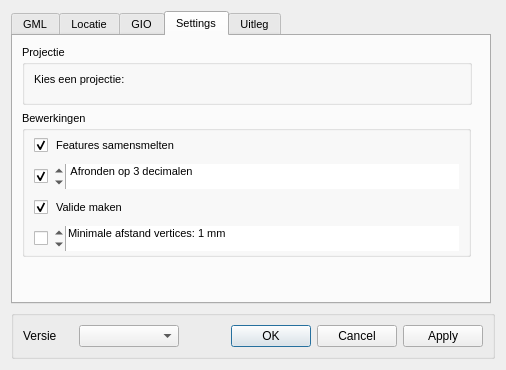
Geonovum/dso_gio_qgis_plugin, file dso_gml/dso_gml_dialog_base.ui: the form before one commit.
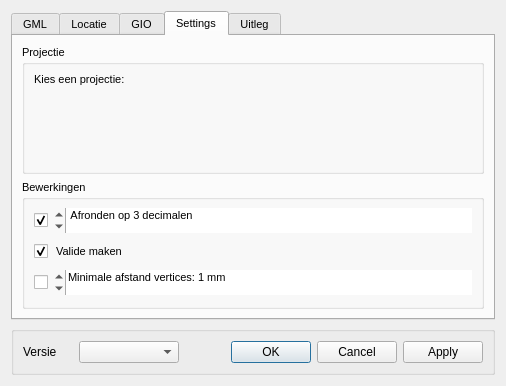
The form after the commit. The open tabs and pages were chosen to show the change. Custom widgets are drawn as their Qt base class.

Commit message: Versie 1.1.2 Correctie in naamgeving locaties bij enkele opties Invoerscherm layout aangepast

Patch:
```diff
--- a/dso_gml/dso_gml_dialog_base.ui
+++ b/dso_gml/dso_gml_dialog_base.ui
@@ -7,14 +7,14 @@
    <rect>
     <x>0</x>
     <y>0</y>
-    <width>504</width>
-    <height>337</height>
+    <width>498</width>
+    <height>351</height>
    </rect>
   </property>
   <property name="windowTitle">
    <string>DSO GML</string>
   </property>
-  <layout class="QFormLayout" name="formLayout_7">
+  <layout class="QGridLayout" name="gridLayout">
    <item row="0" column="0">
     <widget class="QTabWidget" name="tabWidget">
      <property name="font">
@@ -23,13 +23,13 @@
       </font>
      </property>
      <property name="currentIndex">
-      <number>0</number>
+      <number>3</number>
      </property>
      <widget class="QWidget" name="tabGML">
       <attribute name="title">
        <string>GML</string>
       </attribute>
-      <layout class="QFormLayout" name="formLayout_4">
+      <layout class="QGridLayout" name="gridLayout_3">
        <item row="0" column="0">
         <widget class="QGroupBox" name="Bestand">
          <property name="autoFillBackground">
@@ -263,7 +263,7 @@
       <attribute name="title">
        <string>Locatie</string>
       </attribute>
-      <layout class="QFormLayout" name="formLayout_3">
+      <layout class="QGridLayout" name="gridLayout_4">
        <item row="0" column="0">
         <widget class="QGroupBox" name="Locatie">
          <property name="title">
@@ -309,6 +309,25 @@
         </widget>
        </item>
        <item row="1" column="0">
+        <widget class="QCheckBox" name="dissolve">
+         <property name="enabled">
+          <bool>true</bool>
+         </property>
+         <property name="minimumSize">
+          <size>
+           <width>425</width>
+           <height>25</height>
+          </size>
+         </property>
+         <property name="text">
+          <string> Features samensmelten</string>
+         </property>
+         <property name="checked">
+          <bool>true</bool>
+         </property>
+        </widget>
+       </item>
+       <item row="2" column="0">
         <widget class="QGroupBox" name="Filter">
          <property name="title">
           <string>Filter</string>
@@ -369,7 +388,7 @@
          </layout>
         </widget>
        </item>
-       <item row="2" column="0">
+       <item row="3" column="0">
         <widget class="QGroupBox" name="Losse_GIOs">
          <property name="title">
           <string>losse GIO's</string>
@@ -415,7 +434,7 @@
       <attribute name="title">
        <string>GIO</string>
       </attribute>
-      <layout class="QFormLayout" name="formLayout_5">
+      <layout class="QGridLayout" name="gridLayout_5">
        <item row="0" column="0">
         <widget class="QGroupBox" name="VersieMetadata">
          <property name="title">
@@ -662,7 +681,7 @@
       <attribute name="title">
        <string>Settings</string>
       </attribute>
-      <layout class="QFormLayout" name="formLayout_6">
+      <layout class="QGridLayout" name="gridLayout_6">
        <item row="0" column="0">
         <widget class="QGroupBox" name="Projectie">
          <property name="sizePolicy">
@@ -750,7 +769,7 @@
          </property>
          <property name="minimumSize">
           <size>
-           <width>0</width>
+           <width>446</width>
            <height>0</height>
           </size>
          </property>
@@ -763,33 +782,29 @@
          <property name="title">
           <string>Bewerkingen</string>
          </property>
-         <layout class="QFormLayout" name="formLayout_8">
-          <property name="topMargin">
-           <number>3</number>
-          </property>
-          <property name="bottomMargin">
-           <number>3</number>
-          </property>
+         <layout class="QFormLayout" name="formLayout_5">
+          <item row="1" column="0">
+           <widget class="QCheckBox" name="valide">
+            <property name="minimumSize">
+             <size>
+              <width>0</width>
+              <height>25</height>
+             </size>
+            </property>
+            <property name="text">
+             <string> Valide maken</string>
+            </property>
+            <property name="checked">
+             <bool>true</bool>
+            </property>
+           </widget>
+          </item>
           <item row="0" column="0" colspan="2">
-           <widget class="QCheckBox" name="dissolve">
-            <property name="enabled">
-             <bool>true</bool>
+           <layout class="QFormLayout" name="formLayout_3">
+            <property name="sizeConstraint">
+             <enum>QLayout::SetMaximumSize</enum>
             </property>
-            <property name="minimumSize">
-             <size>
-              <width>425</width>
-              <height>25</height>
-             </size>
-            </property>
-            <property name="text">
-             <string> Features samensmelten</string>
-            </property>
-            <property name="checked">
-             <bool>true</bool>
-            </property>
-           </widget>
-          </item>
-          <item row="1" column="0">
+            <item row="0" column="0">
            <widget class="QCheckBox" name="snap">
             <property name="sizePolicy">
              <sizepolicy hsizetype="Fixed" vsizetype="Fixed">
@@ -811,23 +826,23 @@
             </property>
            </widget>
           </item>
-          <item row="1" column="1">
+            <item row="0" column="1">
            <widget class="QSpinBox" name="decimalen">
             <property name="sizePolicy">
-             <sizepolicy hsizetype="Maximum" vsizetype="Minimum">
+               <sizepolicy hsizetype="Preferred" vsizetype="Preferred">
               <horstretch>0</horstretch>
               <verstretch>0</verstretch>
              </sizepolicy>
             </property>
             <property name="minimumSize">
              <size>
-              <width>0</width>
-              <height>25</height>
+                <width>320</width>
+                <height>0</height>
              </size>
             </property>
             <property name="maximumSize">
              <size>
-              <width>406</width>
+                <width>16777215</width>
               <height>16777215</height>
              </size>
             </property>
@@ -883,23 +898,11 @@
             </property>
            </widget>
           </item>
+           </layout>
+          </item>
           <item row="2" column="0" colspan="2">
-           <widget class="QCheckBox" name="valide">
-            <property name="minimumSize">
-             <size>
-              <width>0</width>
-              <height>25</height>
-             </size>
-            </property>
-            <property name="text">
-             <string> Valide maken</string>
-            </property>
-            <property name="checked">
-             <bool>true</bool>
-            </property>
-           </widget>
-          </item>
-          <item row="3" column="0">
+           <layout class="QFormLayout" name="formLayout_4">
+            <item row="0" column="0">
            <widget class="QCheckBox" name="simplify">
             <property name="minimumSize">
              <size>
@@ -912,23 +915,23 @@
             </property>
            </widget>
           </item>
-          <item row="3" column="1">
+            <item row="0" column="1">
            <widget class="QgsSpinBox" name="afstand">
             <property name="sizePolicy">
-             <sizepolicy hsizetype="Maximum" vsizetype="Minimum">
+               <sizepolicy hsizetype="Preferred" vsizetype="Preferred">
               <horstretch>0</horstretch>
               <verstretch>0</verstretch>
              </sizepolicy>
             </property>
             <property name="minimumSize">
              <size>
-              <width>0</width>
-              <height>25</height>
+                <width>320</width>
+                <height>0</height>
              </size>
             </property>
             <property name="maximumSize">
              <size>
-              <width>406</width>
+                <width>16777215</width>
               <height>16777215</height>
              </size>
             </property>
@@ -968,6 +971,8 @@
            </widget>
           </item>
          </layout>
+          </item>
+         </layout>
         </widget>
        </item>
       </layout>
@@ -976,15 +981,9 @@
       <attribute name="title">
        <string>Uitleg</string>
       </attribute>
+      <layout class="QGridLayout" name="gridLayout_7">
+       <item row="0" column="0">
       <widget class="QToolBox" name="toolBox">
-       <property name="geometry">
-        <rect>
-         <x>10</x>
-         <y>12</y>
-         <width>461</width>
-         <height>221</height>
-        </rect>
-       </property>
        <property name="currentIndex">
         <number>0</number>
        </property>
@@ -993,8 +992,8 @@
          <rect>
           <x>0</x>
           <y>0</y>
-          <width>461</width>
-          <height>167</height>
+            <width>456</width>
+            <height>186</height>
          </rect>
         </property>
         <property name="accessibleName">
@@ -1009,15 +1008,9 @@
         <attribute name="label">
          <string>Losse GIO's</string>
         </attribute>
+          <layout class="QGridLayout" name="gridLayout_2">
+           <item row="0" column="0">
         <widget class="QTextEdit" name="textLosseGIOs">
-         <property name="geometry">
-          <rect>
-           <x>0</x>
-           <y>0</y>
-           <width>461</width>
-           <height>171</height>
-          </rect>
-         </property>
          <property name="readOnly">
           <bool>true</bool>
          </property>
@@ -1084,14 +1077,16 @@
 &lt;p style=&quot; margin-top:0px; margin-bottom:0px; margin-left:0px; margin-right:0px; -qt-block-indent:0; text-indent:0px;&quot;&gt;&lt;span style=&quot; font-style:italic;&quot;&gt;Meerdere GIO's met 1 Locatie&lt;br /&gt;(features met gekozen waarde in attribuut)&lt;/span&gt;&lt;/p&gt;&lt;/td&gt;&lt;/tr&gt;&lt;/table&gt;&lt;/body&gt;&lt;/html&gt;</string>
          </property>
         </widget>
+           </item>
+          </layout>
        </widget>
        <widget class="QWidget" name="page">
         <property name="geometry">
          <rect>
           <x>0</x>
           <y>0</y>
-          <width>98</width>
-          <height>28</height>
+            <width>461</width>
+            <height>167</height>
          </rect>
         </property>
         <attribute name="label">
@@ -1099,6 +1094,8 @@
         </attribute>
        </widget>
       </widget>
+       </item>
+      </layout>
      </widget>
     </widget>
    </item>
@@ -1107,8 +1104,8 @@
      <property name="title">
       <string/>
      </property>
-     <layout class="QGridLayout" name="gridLayout">
-      <item row="0" column="0">
+     <layout class="QHBoxLayout" name="horizontalLayout">
+      <item>
        <widget class="QLabel" name="label">
         <property name="minimumSize">
          <size>
@@ -1121,7 +1118,7 @@
         </property>
        </widget>
       </item>
-      <item row="0" column="1">
+      <item>
        <widget class="QComboBox" name="Versie">
         <property name="minimumSize">
          <size>
@@ -1134,7 +1131,7 @@
         </property>
        </widget>
       </item>
-      <item row="0" column="2">
+      <item>
        <widget class="QDialogButtonBox" name="button_box">
         <property name="minimumSize">
          <size>
```
Left out of the diff: 2 changed lines with no effect on the pictures. Lines whose indentation alone changed are shown as unchanged. The commit also changes 2 other files.
